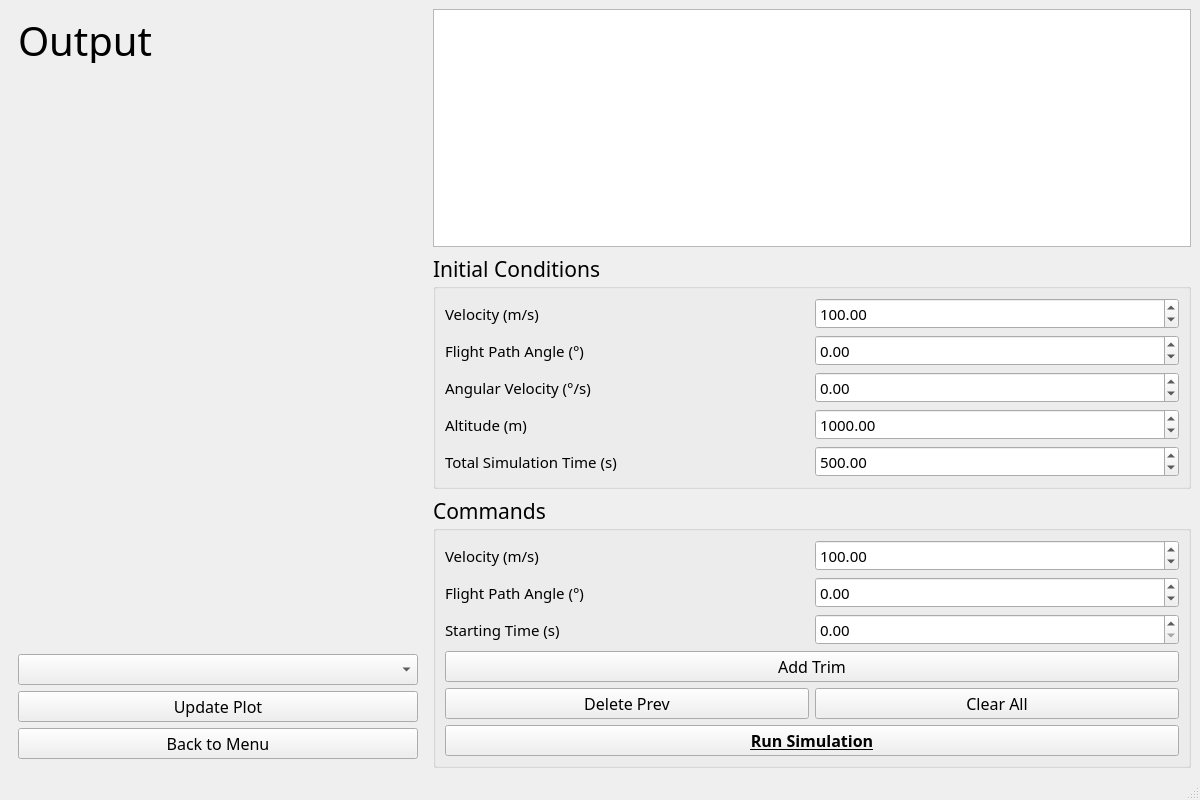
Old version of the form simlib/gui/simulator_mw_test.ui in the repository jasper-day/airplane_sim.
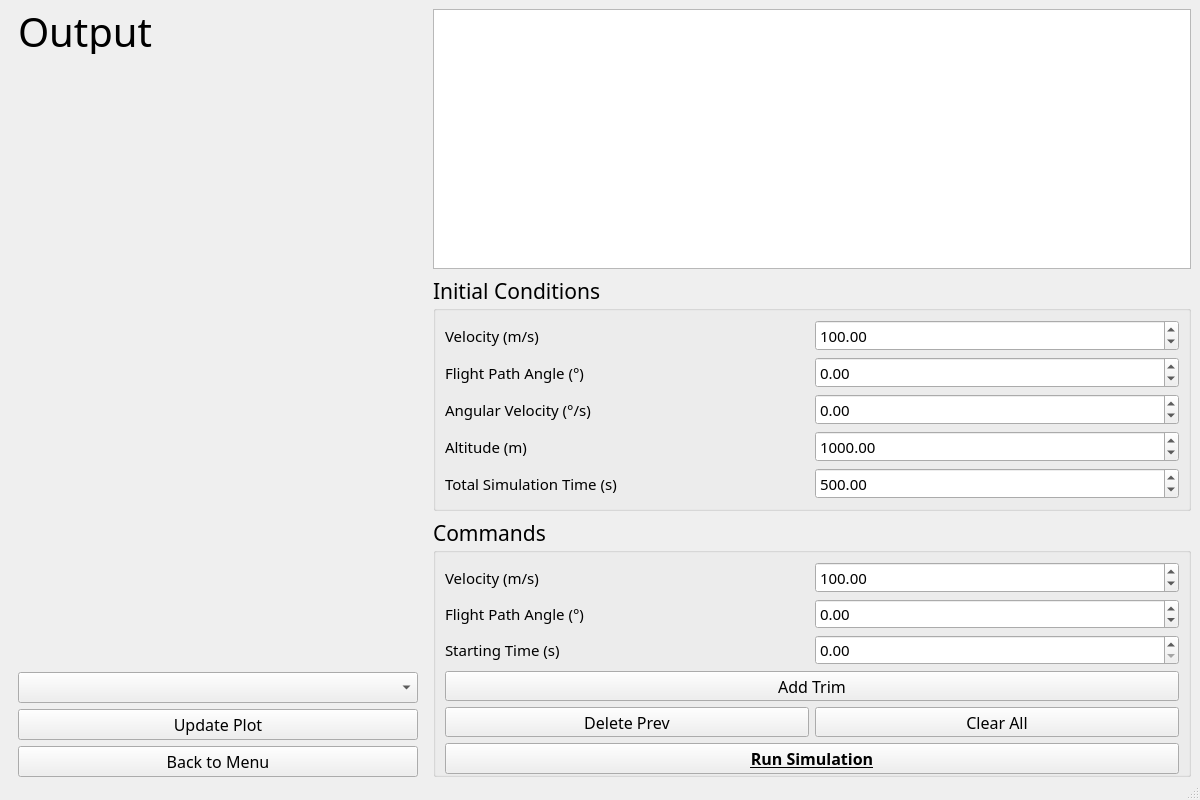
New version of the form. Icons and pictures are not drawn.

Commit message: Added auto graph tight_layout Changed font Changed font size Changed box arrangement Changed box sizes

What changed in the file:
```diff
--- a/simlib/gui/simulator_mw_test.ui
+++ b/simlib/gui/simulator_mw_test.ui
@@ -38,16 +38,22 @@
   </property>
   <widget class="QWidget" name="centralwidget">
    <layout class="QGridLayout" name="gridLayout">
+    <property name="bottomMargin">
+     <number>0</number>
+    </property>
     <item row="0" column="1">
      <layout class="QVBoxLayout" name="verticalLayout_4">
       <item>
        <layout class="QVBoxLayout" name="verticalLayout_3">
+        <property name="sizeConstraint">
+         <enum>QLayout::SetMinimumSize</enum>
+        </property>
         <item>
          <widget class="QTableWidget" name="trim_table">
           <property name="minimumSize">
            <size>
             <width>0</width>
-            <height>210</height>
+            <height>260</height>
            </size>
           </property>
           <property name="maximumSize">
@@ -298,6 +304,9 @@
          <string>Commands</string>
         </property>
         <layout class="QGridLayout" name="gridLayout_2">
+         <property name="bottomMargin">
+          <number>0</number>
+         </property>
          <item row="1" column="0">
           <widget class="QPushButton" name="run_simulation_btn">
            <property name="font">
@@ -509,6 +518,12 @@
     <item row="0" column="0">
      <widget class="QWidget" name="widget" native="true">
       <layout class="QVBoxLayout" name="verticalLayout_5">
+       <property name="topMargin">
+        <number>0</number>
+       </property>
+       <property name="bottomMargin">
+        <number>0</number>
+       </property>
        <item>
         <widget class="QLabel" name="label_9">
          <property name="maximumSize">
```
The commit also changes 4 other files.
